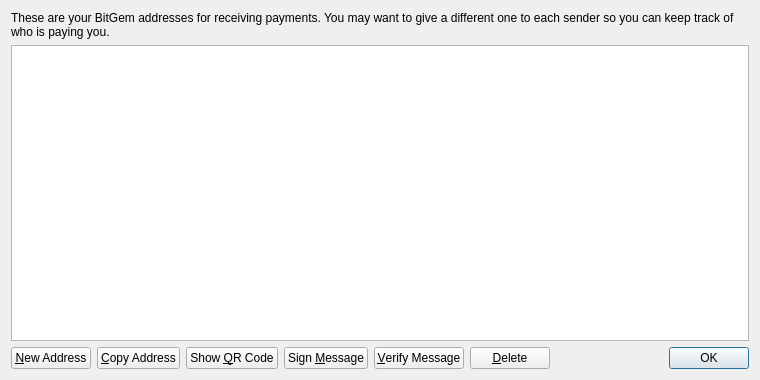
Before: the Qt Designer form src/qt/forms/addressbookpage.ui in magi-retro/peercoin, drawn with Qt 5.
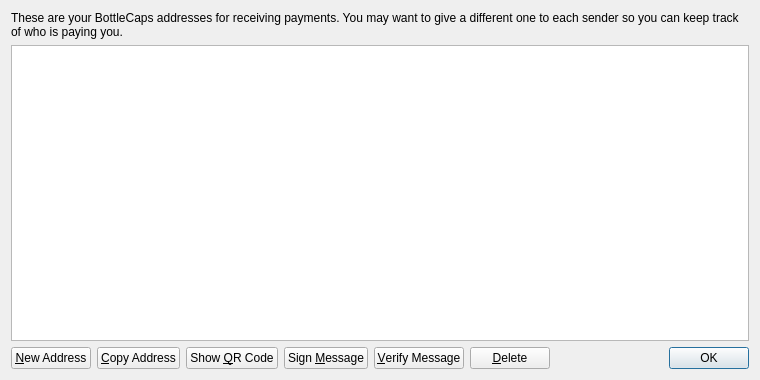
After: the same form once the commit is applied. Icons and pictures are not drawn.

Commit message: FORK-BOTTLE: [REMOVE] [REPLACE-COINNAME]

Patch:
```diff
--- a/src/qt/forms/addressbookpage.ui
+++ b/src/qt/forms/addressbookpage.ui
@@ -17,7 +17,7 @@
    <item>
     <widget class="QLabel" name="labelExplanation">
      <property name="text">
-      <string>These are your BitGem addresses for receiving payments. You may want to give a different one to each sender so you can keep track of who is paying you.</string>
+      <string>These are your BottleCaps addresses for receiving payments. You may want to give a different one to each sender so you can keep track of who is paying you.</string>
      </property>
      <property name="textFormat">
       <enum>Qt::PlainText</enum>
```
Left out of the diff: 4 changed lines with no effect on the pictures. The commit also changes 16 other files.
